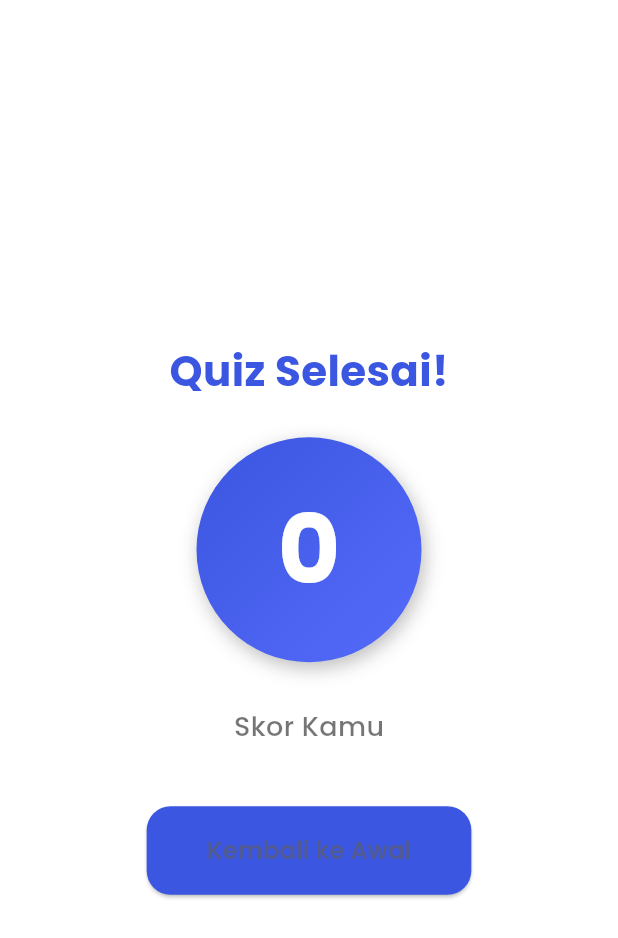
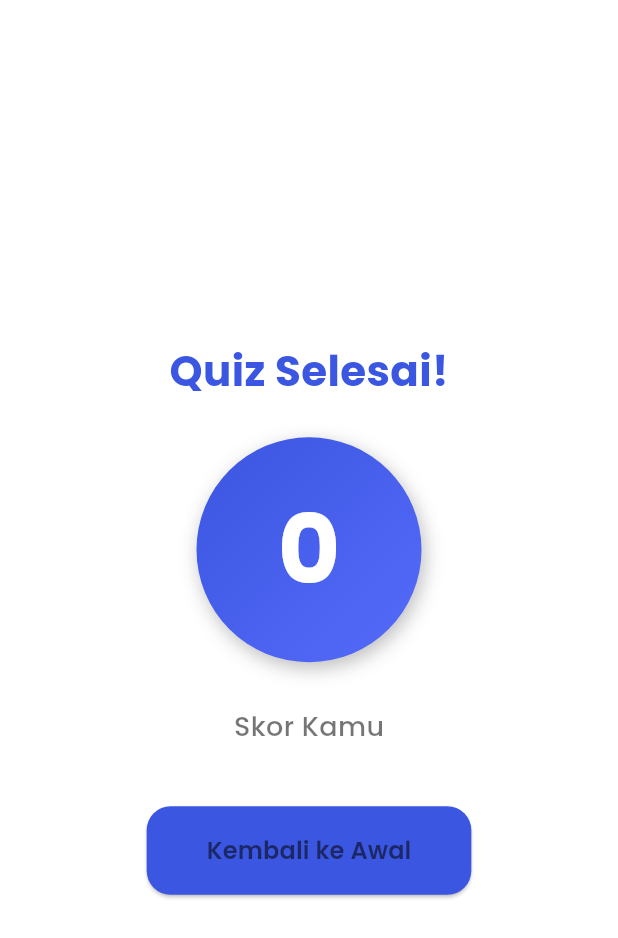
Before and after one commit to ALPHARESZ/QuizQu, a Flutter app: the ResultScreen screen opened directly with empty values, on a phone screen of 412 x 824 dp. Shown: the top 938 px of the screen. Run offline on Flutter 3.47's test engine with Material 3 defaults, Android fonts, the phone set to English and light mode, and no system bars; our stand-ins replace go_router.

Commit message:
fix : fix routing problem

```diff
--- a/lib/config/routes.dart
+++ b/lib/config/routes.dart
@@ -3,6 +3,8 @@ import 'package:go_router/go_router.dart';
 
 import '../screens/input_username_screen.dart';
 import '../screens/home_screen.dart';
+import '../screens/quiz_screen.dart';
+import '../screens/result_screen.dart';
 
 final GoRouter appRouter = GoRouter(
   initialLocation: '/',
@@ -20,6 +22,22 @@ final GoRouter appRouter = GoRouter(
         return HomeScreen(username: username);
       },
     ),
+    GoRoute(
+      path: '/quiz',
+      name: 'quiz',
+      builder: (context, state) {
+        final username = state.extra as String? ?? 'Guest';
+        return QuizScreen(username: username);
+      },
+    ),
+    GoRoute(
+      path: '/score',
+      name: 'score',
+      builder: (context, state) {
+        final score = state.extra as int? ?? 0;
+        return ResultScreen(score: score);
+      },
+    ),
   ],
   errorBuilder: (context, state) => Scaffold(
     body: Center(
--- a/lib/models/question.dart
+++ b/lib/models/question.dart
@@ -21,6 +21,7 @@ class Question {
   final String question;
   final List<String> options;
   final int correctIndex;
+  int? selectedIndex;
 
   Question({
     required this.id,
@@ -28,5 +29,8 @@ class Question {
     required this.question,
     required this.options,
     required this.correctIndex,
+    this.selectedIndex,
   });
+
+  bool get isCorrect => selectedIndex == correctIndex;
 }
--- a/lib/screens/quiz_screen.dart
+++ b/lib/screens/quiz_screen.dart
@@ -70,7 +70,7 @@ class QuizScreen extends StatelessWidget {
                     onPressed: () {
                       if (provider.currentIndex == total - 1) {
                         final score = provider.calculateScore();
-                        context.push('/result', extra: score);
+                        context.go('/score', extra: score);
                       } else {
                         provider.nextQuestion();
                       }
--- a/lib/screens/result_screen.dart
+++ b/lib/screens/result_screen.dart
@@ -74,7 +74,10 @@ class ResultScreen extends StatelessWidget {
                   ),
                   child: const Text(
                     "Kembali ke Awal",
-                    style: TextStyle(fontSize: 16, fontWeight: FontWeight.w600),
+                    style: TextStyle(
+                      color: Colors.black54,
+                      fontSize: 16,
+                      fontWeight: FontWeight.w600),
                   ),
                 ),
               ],
```
Also changed, not shown: lib/main.dart (+6 -1 lines), lib/providers/quiz_provider.dart (+11 -9 lines), lib/screens/home_screen.dart (+25 -2 lines), lib/screens/input_username_screen.dart (+2 -9 lines), lib/widgets/question_card.dart (+18 -5 lines), assets/images/DB.png. Lines whose indentation alone changed are shown as unchanged.
